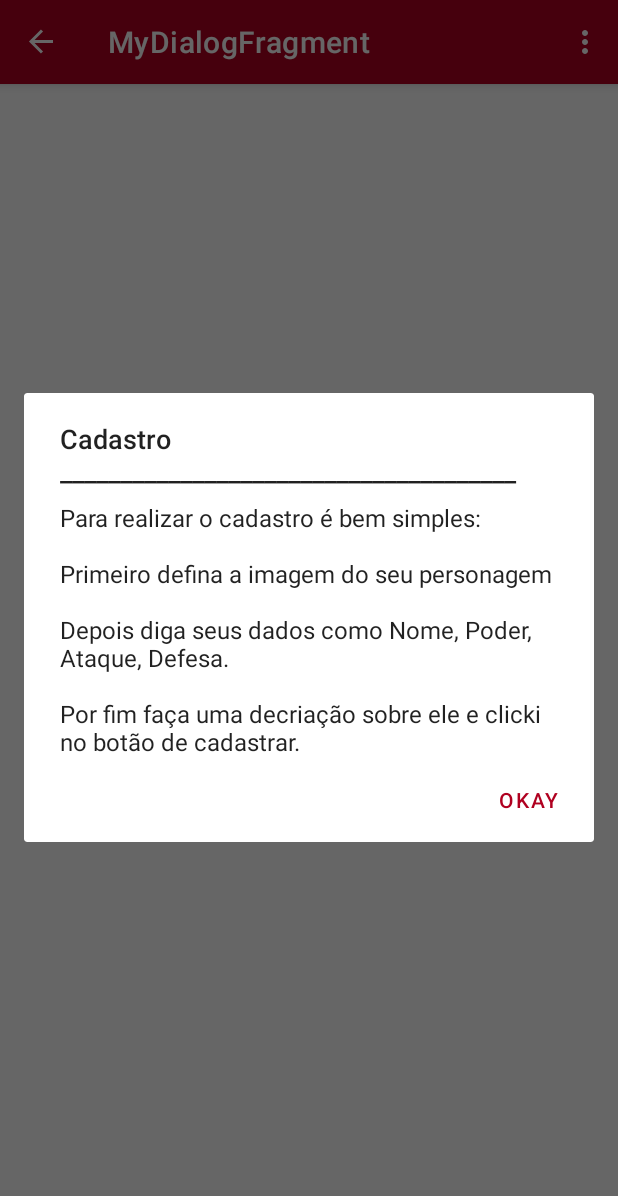
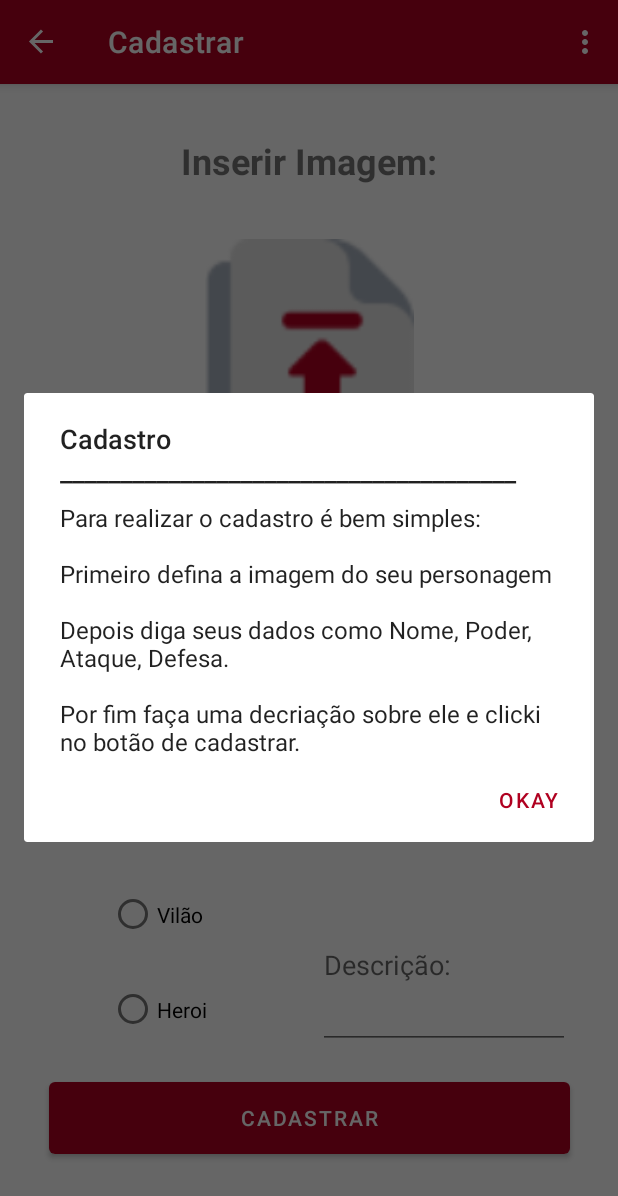
Before and after one commit to iberthyallano/MinhaProva2, an Android app: the CadastraFragment screen opened through its navigation route, in the options menu, after a tap on "Ajuda", on a phone screen of 412 x 824 dp. Shown: the top 1196 px of the screen. Run offline under Robolectric (Android 15) with nearby library versions, the phone set to English and light mode, and no system bars; our stand-ins replace Room's generated code, data binding, navigation-ui; 2 statements that could not run were skipped.

```diff
--- a/app/src/main/java/pt/apt/minhaprova2/Fragments/CadastraFragment.kt
+++ b/app/src/main/java/pt/apt/minhaprova2/Fragments/CadastraFragment.kt
@@ -60,6 +60,10 @@ class CadastraFragment : Fragment() {
     }
 
     override fun onOptionsItemSelected(item: MenuItem): Boolean {
-        return NavigationUI.onNavDestinationSelected(item, this.findNavController()) || super.onOptionsItemSelected(item)
+        if(item.itemId == R.id.myDialogFragment){
+            val dialog = MyDialogFragment()
+            dialog.show(requireActivity().supportFragmentManager, "CadastraFragment")
+        }
+        return super.onOptionsItemSelected(item)
     }
 }
--- a/app/src/main/java/pt/apt/minhaprova2/Fragments/MyDialogFragment.kt
+++ b/app/src/main/java/pt/apt/minhaprova2/Fragments/MyDialogFragment.kt
@@ -6,8 +6,7 @@ import android.os.Bundle
 import androidx.fragment.app.DialogFragment
 import android.content.DialogInterface
 
-class MyDialogFragment: DialogFragment(){
-
+class MyDialogFragment(): DialogFragment(){
     override fun onCreateDialog(savedInstanceState: Bundle?): Dialog {
         return activity?.let {
             // Use the Builder class for convenient dialog construction
```
